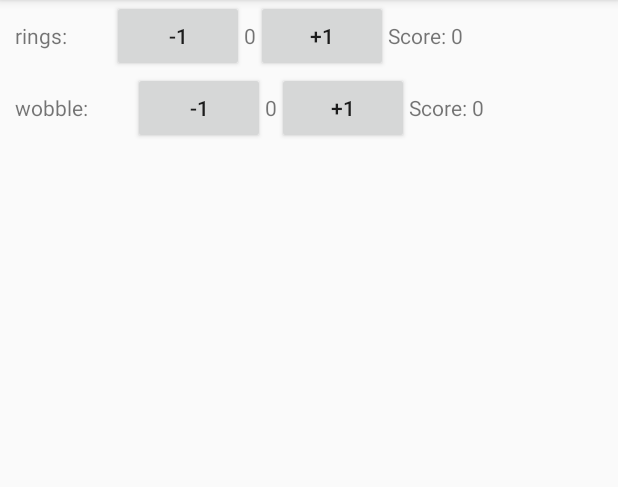
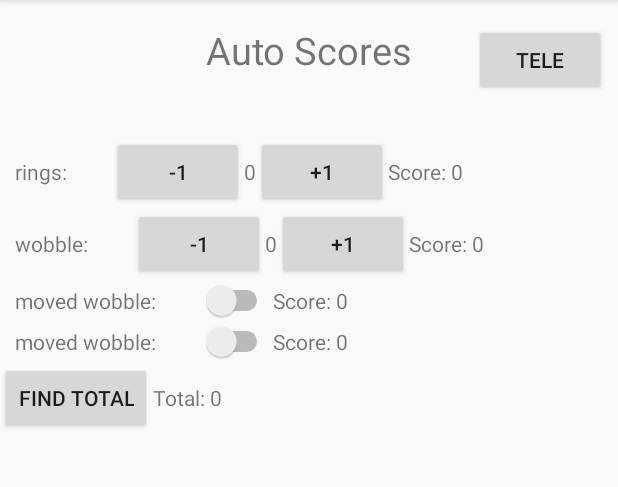
Before and after one commit to jbeta02/FTC_Scoring_App, an Android app: the AutoActivity screen opened directly, with no data from a screen before it, on a phone screen of 412 x 824 dp, the part 84-571 px from its top. Run offline under Robolectric (Android 15) with nearby library versions, the phone set to English and light mode, and no system bars.

Commit message:
got tap and switch to work and save data. Got auto title and total score bottom.

```diff
--- a/app/src/main/java/com/example/scoringapp/AutoActivity.java
+++ b/app/src/main/java/com/example/scoringapp/AutoActivity.java
@@ -1,10 +1,12 @@
 package com.example.scoringapp;
 
 import androidx.appcompat.app.AppCompatActivity;
+import androidx.constraintlayout.widget.ConstraintLayout;
 
 import android.content.Context;
 import android.content.SharedPreferences;
 import android.os.Bundle;
+import android.view.Gravity;
 import android.view.View;
 import android.view.ViewGroup;
 import android.widget.Button;
@@ -23,6 +25,11 @@ public class AutoActivity extends AppCompatActivity {
 
     private String name = "pref";
 
+    private List<ScoreType> scoreTypeList;
+
+    private TextView totalScoreView;
+    private int totalScore = 0;
+
     @Override
     protected void onCreate(Bundle savedInstanceState) {
         super.onCreate(savedInstanceState);
@@ -30,7 +37,11 @@ public class AutoActivity extends AppCompatActivity {
 
         AutoLayout = findViewById(R.id.AutoLayout);
 
-        //TODO: add auto title formatting here
+        scoreTypeList = new ArrayList<>();
+
+        totalScoreView = new TextView(this);
+
+        //TODO: make sure that when new is pressed you do an initial save to save default values and so data will actually exist in sharedPref
 
         sharedPreferences = this.getSharedPreferences(name, Context.MODE_PRIVATE);
         editor = sharedPreferences.edit();
@@ -38,10 +49,59 @@ public class AutoActivity extends AppCompatActivity {
         ScoreType ringsScore = new ScoreType(this, AutoLayout, "ringsScore");
         ringsScore.loadData();
         ringsScore.addTapScore("rings", 5);
+        add(ringsScore);
 
         ScoreType wobbleScore = new ScoreType(this, AutoLayout, "WobbleScoe");
         wobbleScore.loadData();
         wobbleScore.addTapScore("wobble", 1);
+        add(wobbleScore);
+
+        ScoreType switchTest = new ScoreType(this, AutoLayout, "SwitchTest");
+        switchTest.loadData();
+        switchTest.addSwitchScore("moved wobble", 1);
+        add(switchTest);
+
+        ScoreType switchTest1 = new ScoreType(this, AutoLayout, "SwitchTest1");
+        switchTest1.loadData();
+        switchTest1.addSwitchScore("moved wobble", 1);
+        add(switchTest1);
+
+/////////////////////////////////////////////////////////////////////////////
+
+        LinearLayout layout = new LinearLayout(this);
+        layout.setOrientation(LinearLayout.HORIZONTAL);
+
+        Button calcTotal = new Button(this);
+        calcTotal.setText("Find Total");
+        buttonListener(calcTotal);
+        layout.addView(calcTotal);
+
+        totalScoreView.setGravity(Gravity.RIGHT);
+        totalScoreView.setText("Total: " + Integer.toString(findTotalScore()));
+        layout.addView(totalScoreView);
+
+        AutoLayout.addView(layout);
 
     }
+
+    private void add(ScoreType scoreType){
+        scoreTypeList.add(scoreType);
+    }
+
+    public int findTotalScore(){
+        totalScore = 0;
+        for (ScoreType scoreType:scoreTypeList){
+            totalScore += scoreType.score;
+        }
+        return totalScore;
+    }
+
+    private void buttonListener(Button button){
+        button.setOnClickListener(new View.OnClickListener(){
+            @Override
+            public void onClick(View view) {
+                totalScoreView.setText("Total: " + Integer.toString(findTotalScore()));
+            }
+        });
+    }
 }
--- a/app/src/main/java/com/example/scoringapp/ScoreType.java
+++ b/app/src/main/java/com/example/scoringapp/ScoreType.java
@@ -2,34 +2,41 @@ package com.example.scoringapp;
 
 import android.content.Context;
 import android.content.SharedPreferences;
+import android.util.Log;
+import android.view.Gravity;
 import android.view.View;
 import android.widget.Button;
+import android.widget.CompoundButton;
 import android.widget.LinearLayout;
+import android.widget.Switch;
 import android.widget.TextView;
 
 public class ScoreType {
 
     private LinearLayout linearLayout;
     private Context context;
-    private String name;
 
     private SharedPreferences sharedPreferences;
     private SharedPreferences.Editor editor;
 
     private int count = -1;
-    private int score = -1;
+    public int score = -1;
     private int scoringIncrement;
+
+    private boolean switchState = false;
 
     private TextView countView;
     private TextView scoreView;
+
+    private static final String TAP_DATA = "tap count";
+    private static final String SWITCH_DATA = "switch state";
 
 
     public ScoreType(Context context, LinearLayout linearLayout, String name){
         this.context = context;
         this.linearLayout = linearLayout;
-        this.name = name;
 
-        sharedPreferences = context.getSharedPreferences(this.name + "_pref", Context.MODE_PRIVATE);
+        sharedPreferences = context.getSharedPreferences(name + "_pref", Context.MODE_PRIVATE);
         editor = sharedPreferences.edit();
 
         countView = new TextView(context);
@@ -85,17 +92,70 @@ public class ScoreType {
         });
     }
 
+    public void addSwitchScore(String scoringName, int scoringIncrement){
+        this.scoringIncrement = scoringIncrement;
+        score = calcSwitchScore(scoringIncrement, switchState);
+
+        LinearLayout layout = new LinearLayout(context);
+        layout.setOrientation(LinearLayout.HORIZONTAL);
+
+        TextView nameView = new TextView(context);
+        nameView.setText("   " + scoringName + ":         ");
+        layout.addView(nameView);
+
+        Switch aSwitch = new Switch(context);
+        layout.addView(aSwitch);
+        aSwitch.setChecked(switchState);
+        switchListener(aSwitch);
+
+        scoreView.setText("Score: " + score);
+        layout.addView(scoreView);
+
+        linearLayout.addView(layout);
+
+    }
+
+    public void switchListener(Switch aSwitch){
+        aSwitch.setOnCheckedChangeListener(new CompoundButton.OnCheckedChangeListener() {
+
+            @Override
+            public void onCheckedChanged(CompoundButton buttonView, boolean isChecked) {
+                switchState = isChecked;
+
+                score = calcSwitchScore(scoringIncrement, switchState);
+
+                scoreView.setText("Score: " + score);
+                Log.d("logScoreType", "switch state: " + Boolean.toString(switchState));
+                saveData();
+            }
+        });
+    }
+
+    private int calcSwitchScore(int increment, Boolean isChecked){
+        if (isChecked){
+            return increment;
+        }
+
+        else {
+            return 0;
+        }
+    }
+
     public void saveData(){
-        if (count != -1){
-            editor.putInt(name, count);
-        }
+        editor.putInt(TAP_DATA, count);
+        editor.putBoolean(SWITCH_DATA, switchState);
 
         editor.apply();
 
     }
 
     public void loadData(){
-        count = sharedPreferences.getInt(name, 0);
+        count = sharedPreferences.getInt(TAP_DATA, 0);
+        switchState = sharedPreferences.getBoolean(SWITCH_DATA, false);
+    }
+
+    public void clearData(){
+        editor.clear();
     }
 
 
--- a/app/src/main/res/layout/activity_auto.xml
+++ b/app/src/main/res/layout/activity_auto.xml
@@ -6,4 +6,45 @@
     android:layout_width="match_parent"
     android:layout_height="match_parent"
     tools:context=".AutoActivity"
-    android:id="@+id/AutoLayout"/>
+    android:id="@+id/AutoLayout">
+
+    <androidx.constraintlayout.widget.ConstraintLayout
+        android:layout_width="match_parent"
+        android:layout_height="wrap_content">
+
+        <TextView
+            android:id="@+id/auto_title"
+            android:layout_width="wrap_content"
+            android:layout_height="wrap_content"
+            android:layout_marginTop="16dp"
+            android:text="Auto Scores"
+            android:textSize="25sp"
+            app:layout_constraintEnd_toEndOf="parent"
+            app:layout_constraintStart_toStartOf="parent"
+            app:layout_constraintTop_toTopOf="parent" />
+
+        <Button
+            android:id="@+id/tele_button"
+            android:layout_width="wrap_content"
+            android:layout_height="wrap_content"
+            android:layout_marginTop="16dp"
+            android:layout_marginEnd="8dp"
+            android:layout_marginRight="8dp"
+            android:text="Tele"
+            app:layout_constraintEnd_toEndOf="parent"
+            app:layout_constraintHorizontal_bias="1.0"
+            app:layout_constraintStart_toEndOf="@+id/auto_title"
+            app:layout_constraintTop_toTopOf="parent" />
+
+        <TextView
+            android:id="@+id/spacer"
+            android:layout_width="wrap_content"
+            android:layout_height="40dp"
+            app:layout_constraintEnd_toEndOf="parent"
+            app:layout_constraintHorizontal_bias="0.501"
+            app:layout_constraintStart_toStartOf="parent"
+            app:layout_constraintTop_toBottomOf="@+id/auto_title" />
+
+    </androidx.constraintlayout.widget.ConstraintLayout>
+
+</LinearLayout>
```
